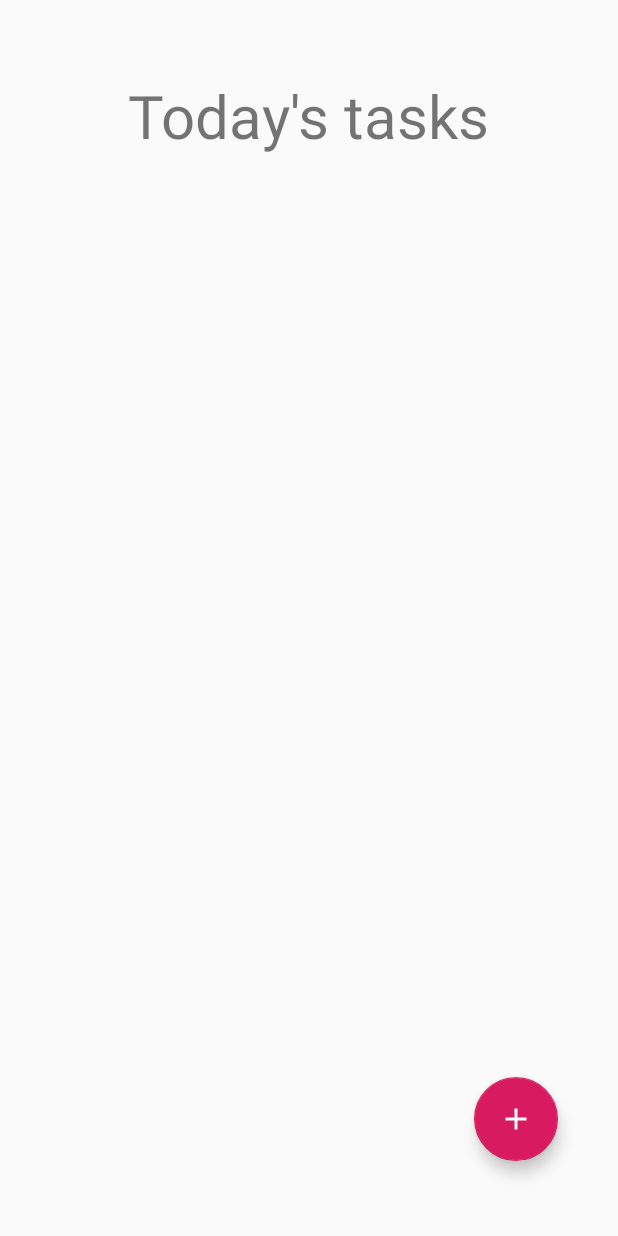
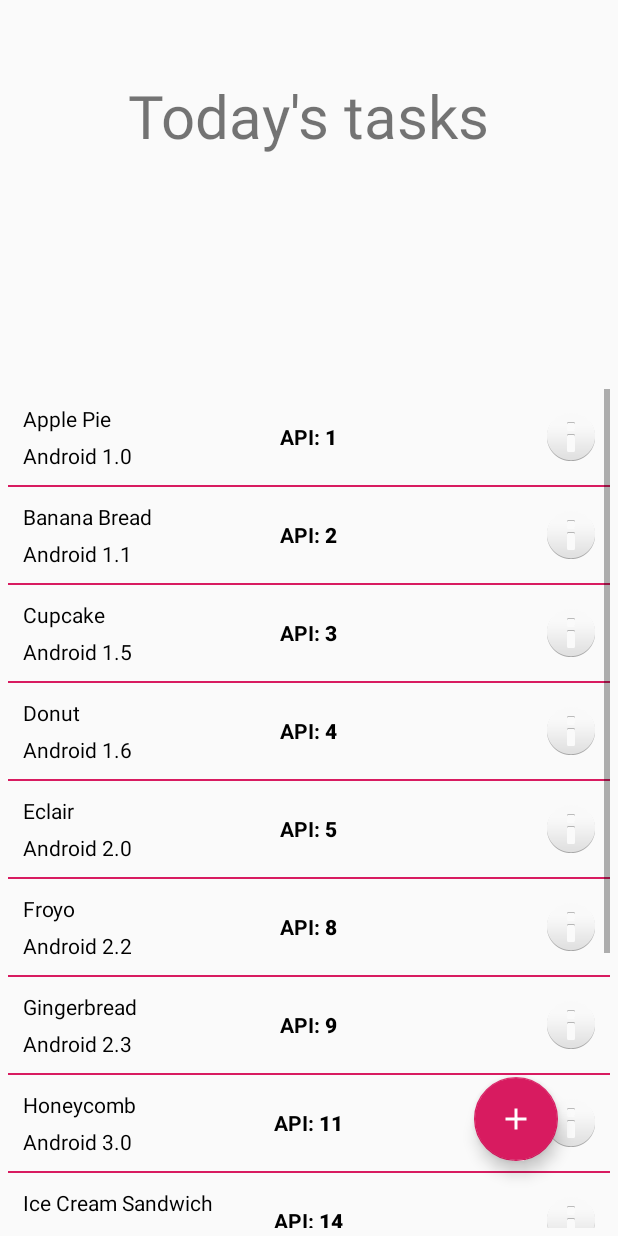
Before and after one commit to P4uL7/TimeTrackingApp, an Android app: the fragment DayFragment shown on its own in the app's theme, on a phone screen of 412 x 824 dp. Run offline under Robolectric (Android 15) with nearby library versions, the phone set to English and light mode, and no system bars; our stand-ins replace Firebase (no records; nobody signed in at launch, a user with empty details on screens opened directly).

Commit message:
Checkpoint #2.

```diff
--- a/app/src/main/java/com/msa/timetracker/CustomAdapter.java
+++ b/app/src/main/java/com/msa/timetracker/CustomAdapter.java
@@ -4,44 +4,89 @@
 import android.view.LayoutInflater;
 import android.view.View;
 import android.view.ViewGroup;
-import android.widget.BaseAdapter;
+import android.view.animation.Animation;
+import android.view.animation.AnimationUtils;
+import android.widget.ArrayAdapter;
+import android.widget.ImageView;
 import android.widget.TextView;
 
-public class CustomAdapter extends BaseAdapter {
-    Context context;
-    String nameList[];
-    String durationList[];
-    LayoutInflater inflter;
+import com.google.android.material.snackbar.Snackbar;
 
-    public CustomAdapter(Context applicationContext, String[] nameList, String[] durationList) {
-        this.context = applicationContext;
-        this.nameList = nameList;
-        this.durationList = durationList;
-        inflter = (LayoutInflater.from(applicationContext));
+import java.util.ArrayList;
+
+public class CustomAdapter extends ArrayAdapter<DataModel> implements View.OnClickListener {
+
+    Context mContext;
+    private ArrayList<DataModel> dataSet;
+    private int lastPosition = -1;
+
+    public CustomAdapter(ArrayList<DataModel> data, Context context) {
+        super(context, R.layout.activity_listview, data);
+        this.dataSet = data;
+        this.mContext = context;
+
     }
 
     @Override
-    public int getCount() {
-        return nameList.length;
+    public void onClick(View v) {
+
+        int position = (Integer) v.getTag();
+        Object object = getItem(position);
+        DataModel dataModel = (DataModel) object;
+
+        switch (v.getId()) {
+            case R.id.item_info:
+                Snackbar.make(v, "Release date " + dataModel.getFeature(), Snackbar.LENGTH_LONG)
+                        .setAction("No action", null).show();
+                break;
+        }
     }
 
     @Override
-    public Object getItem(int i) {
-        return null;
+    public View getView(int position, View convertView, ViewGroup parent) {
+        // Get the data item for this position
+        DataModel dataModel = getItem(position);
+        // Check if an existing view is being reused, otherwise inflate the view
+        ViewHolder viewHolder; // view lookup cache stored in tag
+
+        final View result;
+
+        if (convertView == null) {
+
+            viewHolder = new ViewHolder();
+            LayoutInflater inflater = LayoutInflater.from(getContext());
+            convertView = inflater.inflate(R.layout.activity_listview, parent, false);
+            viewHolder.txtName = (TextView) convertView.findViewById(R.id.name);
+            viewHolder.txtType = (TextView) convertView.findViewById(R.id.type);
+            viewHolder.txtVersion = (TextView) convertView.findViewById(R.id.version_number);
+            viewHolder.info = (ImageView) convertView.findViewById(R.id.item_info);
+
+            result = convertView;
+
+            convertView.setTag(viewHolder);
+        } else {
+            viewHolder = (ViewHolder) convertView.getTag();
+            result = convertView;
+        }
+
+        Animation animation = AnimationUtils.loadAnimation(mContext, (position > lastPosition) ? R.anim.up_from_bottom : R.anim.down_from_top);
+        result.startAnimation(animation);
+        lastPosition = position;
+
+        viewHolder.txtName.setText(dataModel.getName());
+        viewHolder.txtType.setText(dataModel.getType());
+        viewHolder.txtVersion.setText(dataModel.getVersion_number());
+        viewHolder.info.setOnClickListener(this);
+        viewHolder.info.setTag(position);
+        // Return the completed view to render on screen
+        return convertView;
     }
 
-    @Override
-    public long getItemId(int i) {
-        return 0;
-    }
-
-    @Override
-    public View getView(int i, View view, ViewGroup viewGroup) {
-        view = inflter.inflate(R.layout.activity_listview, null);
-        TextView name = view.findViewById(R.id.list_task_name);
-        TextView duration = view.findViewById(R.id.list_task_duration);
-        name.setText(nameList[i]);
-        duration.setText(durationList[i]);
-        return view;
+    // View lookup cache
+    private static class ViewHolder {
+        TextView txtName;
+        TextView txtType;
+        TextView txtVersion;
+        ImageView info;
     }
 }
--- /dev/null
+++ b/app/src/main/java/com/msa/timetracker/DataModel.java
@@ -0,0 +1,34 @@
+package com.msa.timetracker;
+
+public class DataModel {
+
+    String name;
+    String type;
+    String version_number;
+    String feature;
+
+    public DataModel(String name, String type, String version_number, String feature) {
+        this.name = name;
+        this.type = type;
+        this.version_number = version_number;
+        this.feature = feature;
+
+    }
+
+    public String getName() {
+        return name;
+    }
+
+    public String getType() {
+        return type;
+    }
+
+    public String getVersion_number() {
+        return version_number;
+    }
+
+    public String getFeature() {
+        return feature;
+    }
+
+}
--- a/app/src/main/java/com/msa/timetracker/DayFragment.java
+++ b/app/src/main/java/com/msa/timetracker/DayFragment.java
@@ -16,6 +16,7 @@
 import androidx.fragment.app.FragmentTransaction;
 
 import com.google.android.material.floatingactionbutton.FloatingActionButton;
+import com.google.android.material.snackbar.Snackbar;
 import com.google.firebase.auth.FirebaseAuth;
 import com.google.firebase.auth.FirebaseUser;
 import com.google.firebase.database.DataSnapshot;
@@ -25,6 +26,7 @@
 import com.google.firebase.database.ValueEventListener;
 
 import java.text.SimpleDateFormat;
+import java.util.ArrayList;
 import java.util.Calendar;
 import java.util.Date;
 
@@ -85,10 +87,31 @@
 
         // populate list
         ListView list = v.findViewById(R.id.listView);
-        CustomAdapter customAdapter = new CustomAdapter(getActivity(), tasks, durations);
-        list.setAdapter(customAdapter);
+        ArrayList<DataModel> dataModels = new ArrayList<>();
 
+        dataModels.add(new DataModel("Apple Pie", "Android 1.0", "1", "September 23, 2008"));
+        dataModels.add(new DataModel("Banana Bread", "Android 1.1", "2", "February 9, 2009"));
+        dataModels.add(new DataModel("Cupcake", "Android 1.5", "3", "April 27, 2009"));
+        dataModels.add(new DataModel("Donut", "Android 1.6", "4", "September 15, 2009"));
+        dataModels.add(new DataModel("Eclair", "Android 2.0", "5", "October 26, 2009"));
+        dataModels.add(new DataModel("Froyo", "Android 2.2", "8", "May 20, 2010"));
+        dataModels.add(new DataModel("Gingerbread", "Android 2.3", "9", "December 6, 2010"));
+        dataModels.add(new DataModel("Honeycomb", "Android 3.0", "11", "February 22, 2011"));
+        dataModels.add(new DataModel("Ice Cream Sandwich", "Android 4.0", "14", "October 18, 2011"));
+        dataModels.add(new DataModel("Jelly Bean", "Android 4.2", "16", "July 9, 2012"));
+        dataModels.add(new DataModel("Kitkat", "Android 4.4", "19", "October 31, 2013"));
+        dataModels.add(new DataModel("Lollipop", "Android 5.0", "21", "November 12, 2014"));
+        dataModels.add(new DataModel("Marshmallow", "Android 6.0", "23", "October 5, 2015"));
 
+        CustomAdapter adapter = new CustomAdapter(dataModels, getActivity());
+        list.setAdapter(adapter);
+        list.setOnItemClickListener((parent, view, position, id) -> {
+
+            DataModel dataModel = dataModels.get(position);
+
+            Snackbar.make(view, dataModel.getName() + "\n" + dataModel.getType() + " API: " + dataModel.getVersion_number(), Snackbar.LENGTH_LONG)
+                    .setAction("No action", null).show();
+        });
 
         return v;
     }
--- /dev/null
+++ b/app/src/main/res/anim/down_from_top.xml
@@ -0,0 +1,10 @@
+<?xml version="1.0" encoding="utf-8"?>
+<set xmlns:android="http://schemas.android.com/apk/res/android"
+    android:shareInterpolator="@android:anim/decelerate_interpolator">
+    <translate
+        android:duration="400"
+        android:fromXDelta="0%"
+        android:fromYDelta="-100%"
+        android:toXDelta="0%"
+        android:toYDelta="0%" />
+</set>
--- /dev/null
+++ b/app/src/main/res/anim/up_from_bottom.xml
@@ -0,0 +1,10 @@
+<?xml version="1.0" encoding="utf-8"?>
+<set xmlns:android="http://schemas.android.com/apk/res/android"
+    android:shareInterpolator="@android:anim/decelerate_interpolator">
+    <translate
+        android:duration="400"
+        android:fromXDelta="0%"
+        android:fromYDelta="100%"
+        android:toXDelta="0%"
+        android:toYDelta="0%" />
+</set>
--- a/app/src/main/res/layout/activity_listview.xml
+++ b/app/src/main/res/layout/activity_listview.xml
@@ -1,20 +1,60 @@
-<?xml version="1.0" encoding="utf-8"?>
-<LinearLayout xmlns:android="http://schemas.android.com/apk/res/android"
+<RelativeLayout xmlns:android="http://schemas.android.com/apk/res/android"
     android:layout_width="match_parent"
-    android:layout_height="match_parent"
-    android:orientation="horizontal">
+    android:layout_height="wrap_content"
+    android:orientation="vertical"
+    android:padding="10dp">
 
     <TextView
-        android:id="@+id/list_task_name"
-        android:layout_width="fill_parent"
+        android:id="@+id/name"
+        android:layout_width="wrap_content"
         android:layout_height="wrap_content"
-        android:layout_gravity="center"
-        android:padding="@dimen/activity_horizontal_margin" />
+        android:layout_alignParentTop="true"
+        android:text="Marshmallow"
+        android:textAppearance="?android:attr/textAppearanceSmall"
+        android:textColor="@android:color/black" />
+
 
     <TextView
-        android:id="@+id/list_task_duration"
-        android:layout_width="fill_parent"
+        android:id="@+id/type"
+        android:layout_width="wrap_content"
         android:layout_height="wrap_content"
-        android:layout_gravity="center"
-        android:padding="@dimen/activity_horizontal_margin" />
-</LinearLayout>
+        android:layout_below="@+id/name"
+        android:layout_marginTop="5dp"
+        android:text="Android 6.0"
+        android:textColor="@android:color/black" />
+
+    <ImageView
+        android:id="@+id/item_info"
+        android:layout_width="wrap_content"
+        android:layout_height="wrap_content"
+        android:layout_alignParentEnd="true"
+        android:layout_alignParentRight="true"
+        android:layout_centerVertical="true"
+        android:src="@android:drawable/ic_dialog_info" />
+
+
+    <LinearLayout
+        android:layout_width="wrap_content"
+        android:layout_height="wrap_content"
+        android:layout_centerInParent="true">
+
+        <TextView
+            android:id="@+id/version_heading"
+            android:layout_width="wrap_content"
+            android:layout_height="wrap_content"
+            android:text="API: "
+            android:textColor="@android:color/black"
+            android:textStyle="bold" />
+
+        <TextView
+            android:id="@+id/version_number"
+            android:layout_width="wrap_content"
+            android:layout_height="wrap_content"
+            android:text="23"
+            android:textAppearance="?android:attr/textAppearanceButton"
+            android:textColor="@android:color/black"
+            android:textStyle="bold" />
+
+    </LinearLayout>
+
+</RelativeLayout>
```
